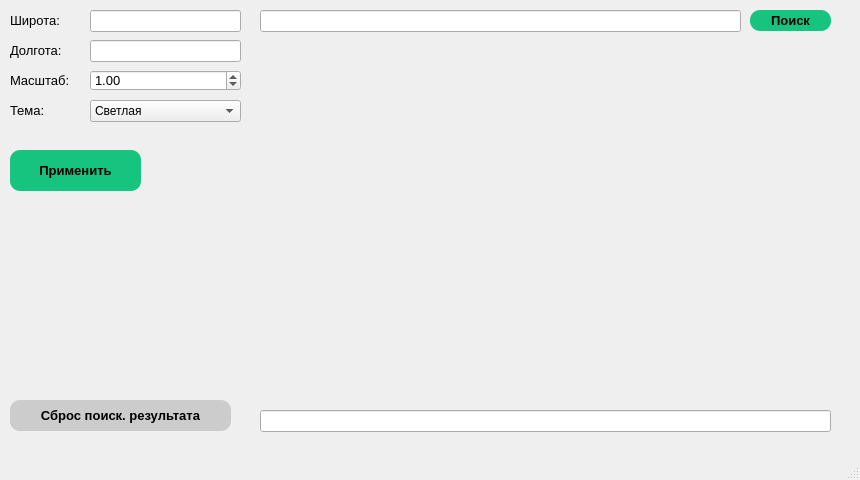
Old version of the form data/main.ui in the repository Stremyguy/YandexMapsAPI.
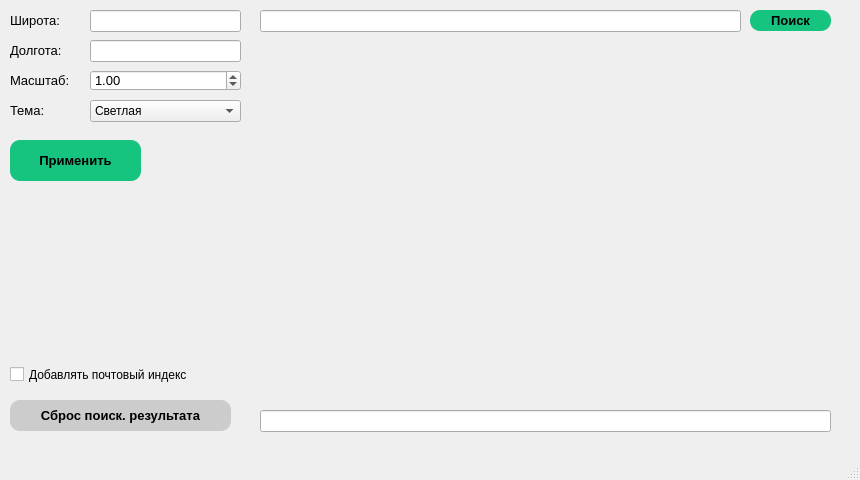
New version of the form.

Patch:
```diff
--- a/data/main.ui
+++ b/data/main.ui
@@ -98,7 +98,7 @@
     <property name="geometry">
      <rect>
       <x>10</x>
-      <y>150</y>
+      <y>140</y>
       <width>131</width>
       <height>41</height>
      </rect>
@@ -287,6 +287,19 @@
      <bool>true</bool>
     </property>
    </widget>
+   <widget class="QCheckBox" name="postalCode_checkBox">
+    <property name="geometry">
+     <rect>
+      <x>10</x>
+      <y>359</y>
+      <width>211</width>
+      <height>31</height>
+     </rect>
+    </property>
+    <property name="text">
+     <string>Добавлять почтовый индекс</string>
+    </property>
+   </widget>
   </widget>
   <widget class="QMenuBar" name="menubar">
    <property name="geometry">
```
